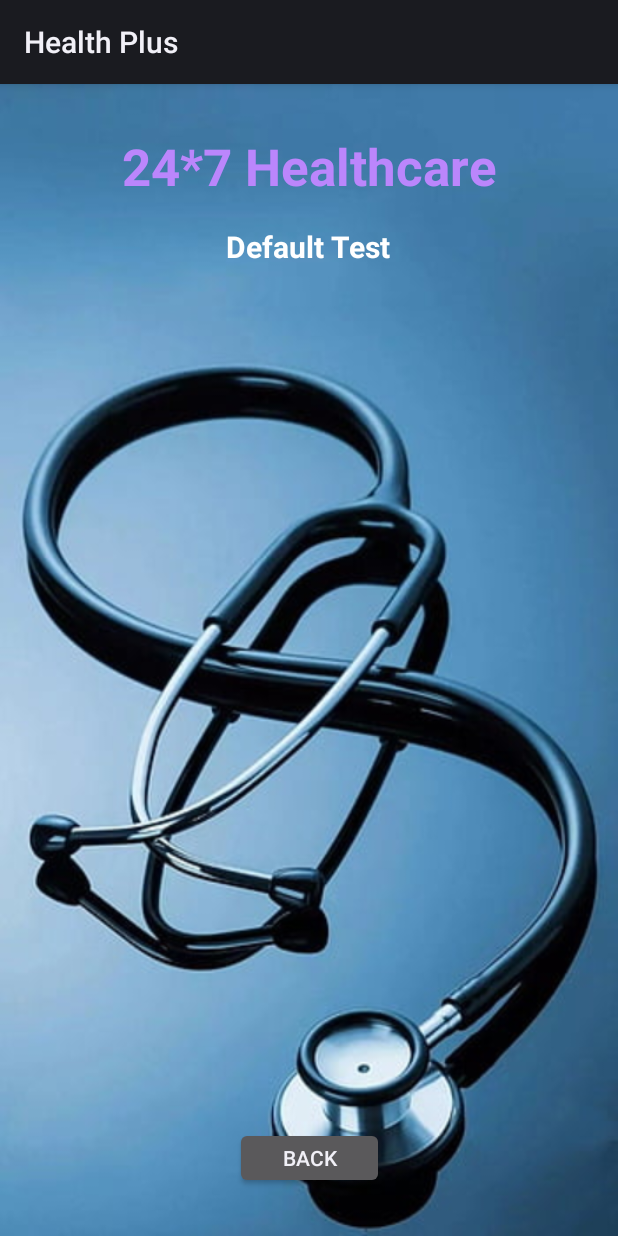
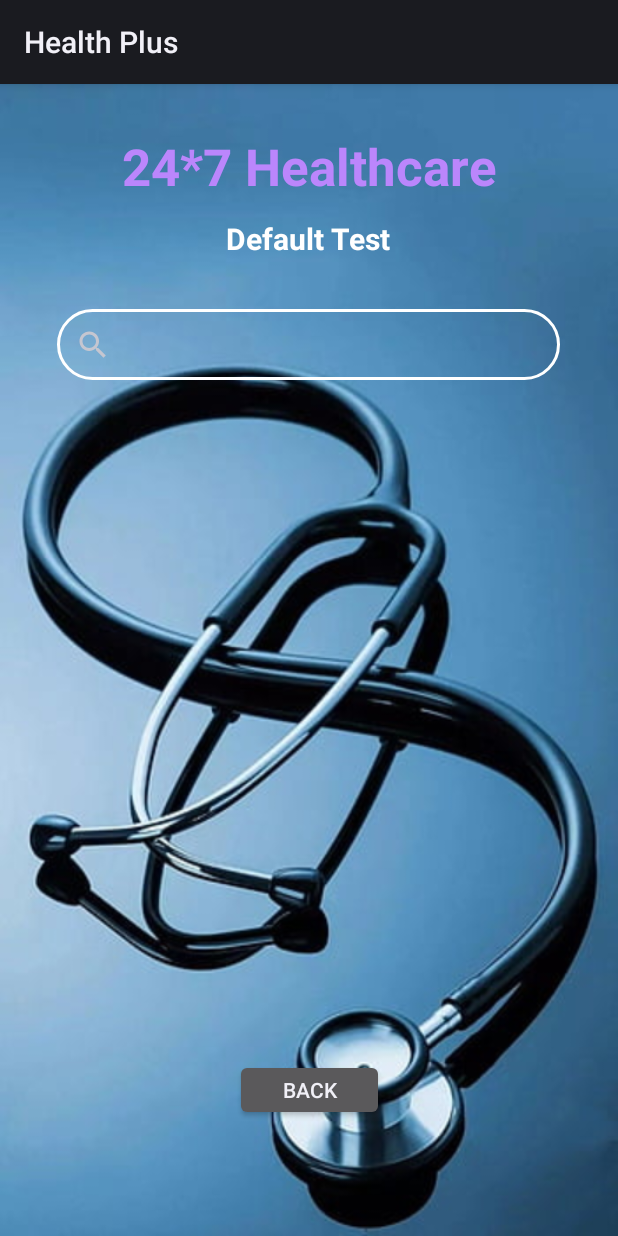
Before and after one commit to Manan-2001/Health_Plus_App, an Android app: the layout activity_doctor_details.xml on its own in the app's theme, with its tools: preview values and no code run, on a phone screen of 412 x 824 dp. Run offline under Robolectric (Android 15) with nearby library versions, the phone set to English and light mode, and no system bars.

Commit message:
added more feature

```diff
--- a/app/src/main/res/layout/activity_doctor_details.xml
+++ b/app/src/main/res/layout/activity_doctor_details.xml
@@ -35,20 +35,32 @@
         app:layout_constraintHorizontal_bias="0.498"
         app:layout_constraintStart_toStartOf="parent"
         app:layout_constraintTop_toBottomOf="@+id/textViewDoctorDetailName"
-        app:layout_constraintVertical_bias="0.01999998" />
+        app:layout_constraintVertical_bias="0.0" />
+
+    <SearchView
+        android:id="@+id/serachView"
+        android:layout_width="335dp"
+        android:layout_height="47dp"
+        android:iconifiedByDefault="true"
+        android:background="@drawable/input_bg"
+        app:layout_constraintBottom_toBottomOf="parent"
+        app:layout_constraintEnd_toEndOf="parent"
+        app:layout_constraintHorizontal_bias="0.493"
+        app:layout_constraintStart_toStartOf="parent"
+        app:layout_constraintTop_toBottomOf="@+id/textViewDDTitle"
+        app:layout_constraintVertical_bias="0.055" />
 
     <ListView
         android:id="@+id/listViewCart"
-        android:layout_width="350dp"
-        android:layout_height="500dp"
-        android:layout_margin="20dp"
+        android:layout_width="335dp"
+        android:layout_height="441dp"
         android:layout_marginStart="16dp"
-        android:layout_marginTop="16dp"
         android:layout_marginEnd="16dp"
         app:layout_constraintBottom_toBottomOf="parent"
         app:layout_constraintEnd_toEndOf="parent"
         app:layout_constraintStart_toStartOf="parent"
-        app:layout_constraintTop_toBottomOf="@+id/textViewDDTitle" />
+        app:layout_constraintTop_toBottomOf="@+id/serachView"
+        app:layout_constraintVertical_bias="0.0" />
 
     <Button
         android:id="@+id/buttonLTGotoCart"
@@ -59,5 +71,5 @@
         app:layout_constraintEnd_toEndOf="parent"
         app:layout_constraintStart_toStartOf="parent"
         app:layout_constraintTop_toBottomOf="@+id/listViewCart"
-        app:layout_constraintVertical_bias="0.0" />
+        app:layout_constraintVertical_bias="0.125" />
 </androidx.constraintlayout.widget.ConstraintLayout>
--- a/app/src/main/res/layout/activity_find_doctor.xml
+++ b/app/src/main/res/layout/activity_find_doctor.xml
@@ -251,4 +251,5 @@
             </LinearLayout>
         </androidx.cardview.widget.CardView>
     </GridLayout>
+
 </RelativeLayout>
```
Also changed, not shown: app/src/main/java/com/example/healthcare/BookAppointmentActivity.java (+33 -0 lines), app/src/main/java/com/example/healthcare/DoctorDetailsActivity.java (+21 -1 lines), 2 other files.
